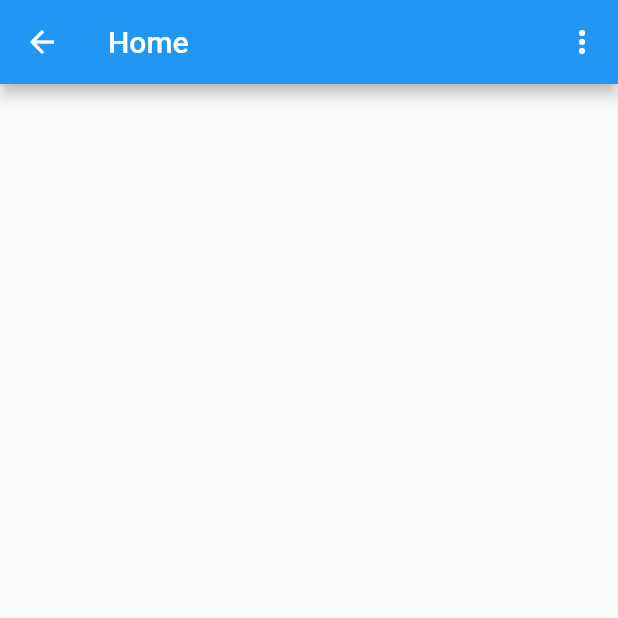
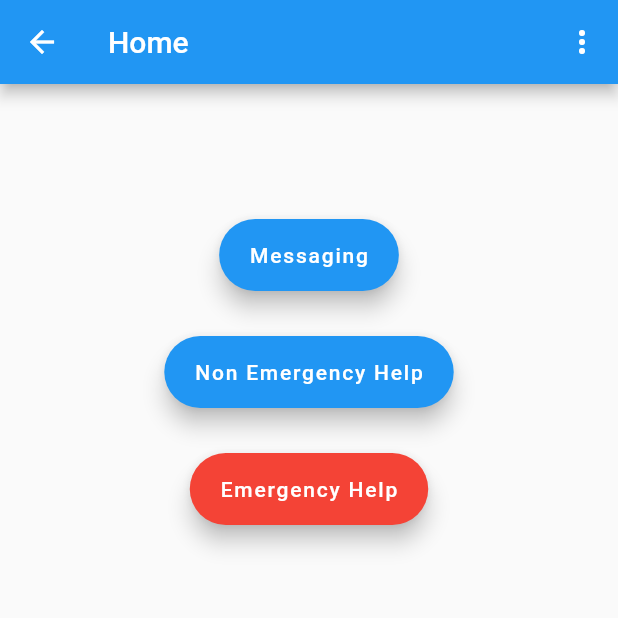
Before and after one commit to TColt/comp3310_project_1, a Flutter app: the SecondScreen screen opened by its route, on a phone screen of 412 x 824 dp, the top half of it. Run offline on Flutter 3.47's test engine with Material 2 defaults, Android fonts, the light colour scheme and no system bars.

Commit message:
home buttons

```diff
--- a/lib/mainpage/mainpage.dart
+++ b/lib/mainpage/mainpage.dart
@@ -27,6 +27,44 @@ class SecondScreen extends StatelessWidget {
             }),
           ],
         ),
-        body: Container());
+        body: Padding(
+          padding: const EdgeInsets.only(top: 60.0),
+          child: Column(
+            children: [
+              const Padding(
+                padding: EdgeInsets.only(top: 30.0),
+                child: Center(),
+              ),
+              Padding(
+                  padding: const EdgeInsets.symmetric(horizontal: 15),
+                  child: FloatingActionButton.extended(
+                    onPressed: () {},
+                    label: const Text('Messaging'),
+                  )),
+              const Padding(
+                padding: EdgeInsets.only(top: 30.0),
+              ),
+              Padding(
+                  padding: const EdgeInsets.symmetric(horizontal: 15),
+                  child: FloatingActionButton.extended(
+                    onPressed: () {},
+                    label: const Text('Non Emergency Help'),
+                  )),
+              const Padding(
+                padding: EdgeInsets.only(top: 30.0),
+              ),
+              Padding(
+                  padding: const EdgeInsets.symmetric(horizontal: 15),
+                  child: FloatingActionButton.extended(
+                    backgroundColor: Colors.red,
+                    onPressed: () {},
+                    label: const Text('Emergency Help'),
+                  )),
+              const Padding(
+                padding: EdgeInsets.only(top: 30.0),
+              ),
+            ],
+          ),
+        ));
   }
 }
```
